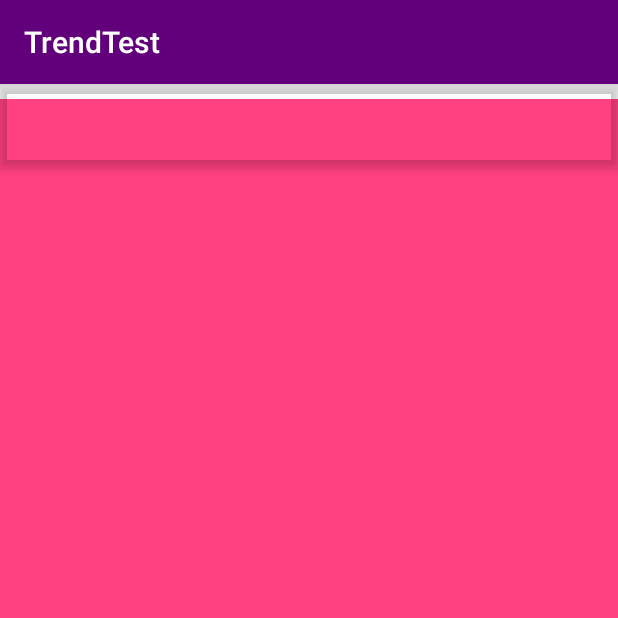
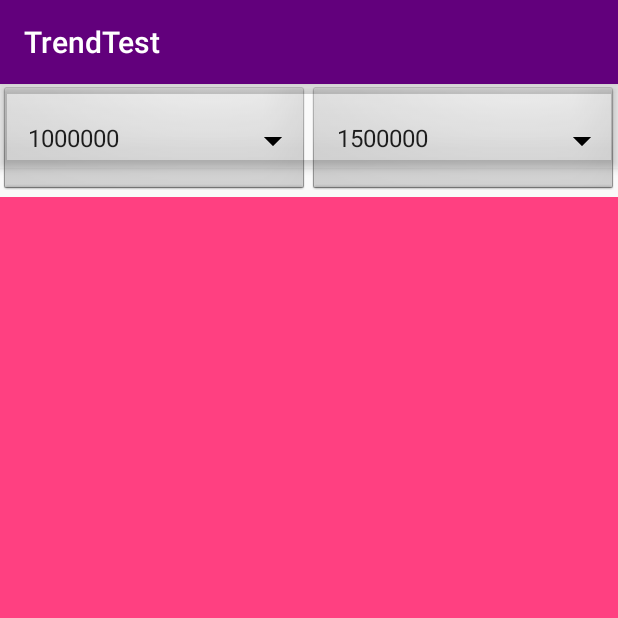
Before and after one commit to StanislavSobol/TrendTest, an Android app: the screen it shows after launch (MainActivity), on a phone screen of 412 x 824 dp, the top half of it. Run offline under Robolectric (Android 15) with nearby library versions, the phone set to English and light mode, and no system bars; our stand-ins replace ButterKnife, Dagger/Hilt's generated code; libraries missing offline, so code that uses them is left out: retrofit2.adapter.rxjava, rx.android.schedulers, rx.functions, rx.schedulers; 10 statements that could not run were skipped.

```diff
--- a/app/src/main/java/com/gmail/sobol/i/stanislav/trendtest/dto/RequestDTO.java
+++ b/app/src/main/java/com/gmail/sobol/i/stanislav/trendtest/dto/RequestDTO.java
@@ -14,5 +14,5 @@ import lombok.Setter;
 public class RequestDTO {
     int offset;
     int from;
-    int to;
+    int to = Integer.MAX_VALUE;
 }
--- a/app/src/main/java/com/gmail/sobol/i/stanislav/trendtest/presenter/main/IMainPresenter.java
+++ b/app/src/main/java/com/gmail/sobol/i/stanislav/trendtest/presenter/main/IMainPresenter.java
@@ -1,5 +1,6 @@
 package com.gmail.sobol.i.stanislav.trendtest.presenter.main;
 
+import com.gmail.sobol.i.stanislav.trendtest.dto.RequestDTO;
 import com.gmail.sobol.i.stanislav.trendtest.presenter.IBasePresenter;
 
 /**
@@ -7,7 +8,7 @@ import com.gmail.sobol.i.stanislav.trendtest.presenter.IBasePresenter;
  */
 public interface IMainPresenter extends IBasePresenter {
 
-    void loadData(boolean fromCache);
+    void loadData(boolean fromCache, RequestDTO requestDTO);
 
     void clearCache();
 }
--- a/app/src/main/java/com/gmail/sobol/i/stanislav/trendtest/view/main/MainActivity.java
+++ b/app/src/main/java/com/gmail/sobol/i/stanislav/trendtest/view/main/MainActivity.java
@@ -37,7 +37,7 @@ public class MainActivity extends BaseActivity<IMainPresenter> implements IMainV
         if (isRealStart()) {
             getPresenter().clearCache();
         }
-        getPresenter().loadData(!isRealStart());
+        getPresenter().loadData(!isRealStart(), mainFragment.getRequestDTO());
     }
 
     @Override
@@ -54,4 +54,8 @@ public class MainActivity extends BaseActivity<IMainPresenter> implements IMainV
     public void clearItems() {
         // getRecyclerViewAdapter().clearItems();
     }
+
+    public void loadData() {
+        getPresenter().loadData(false, mainFragment.getRequestDTO());
+    }
 }
--- a/app/src/main/java/com/gmail/sobol/i/stanislav/trendtest/view/main/MainActivityListAdapter.java
+++ b/app/src/main/java/com/gmail/sobol/i/stanislav/trendtest/view/main/MainActivityListAdapter.java
@@ -53,7 +53,6 @@ class MainActivityListAdapter extends RecyclerView.Adapter<MainActivityListAdapt
     }
 
     static class Holder extends RecyclerView.ViewHolder {
-
         @Bind(R.id.main_item_name_text_view)
         TextView nameTextView;
 
--- a/app/src/main/java/com/gmail/sobol/i/stanislav/trendtest/view/main/MainFragment.java
+++ b/app/src/main/java/com/gmail/sobol/i/stanislav/trendtest/view/main/MainFragment.java
@@ -6,18 +6,24 @@ import android.os.Bundle;
 import android.support.annotation.Nullable;
 import android.support.v7.widget.LinearLayoutManager;
 import android.support.v7.widget.RecyclerView;
+import android.util.Log;
 import android.view.LayoutInflater;
 import android.view.View;
 import android.view.ViewGroup;
+import android.widget.AdapterView;
+import android.widget.ArrayAdapter;
+import android.widget.Spinner;
 
 import com.gmail.sobol.i.stanislav.trendtest.R;
 import com.gmail.sobol.i.stanislav.trendtest.dto.RecDTO;
+import com.gmail.sobol.i.stanislav.trendtest.dto.RequestDTO;
 
 import java.util.ArrayList;
 import java.util.List;
 
 import butterknife.Bind;
 import butterknife.ButterKnife;
+import lombok.Getter;
 
 /**
  * Created by VZ on 17.03.2017.
@@ -25,8 +31,20 @@ import butterknife.ButterKnife;
 
 public class MainFragment extends Fragment {
 
+    private static final int BEG_SUM = 1000000;
+    private static final int STEP_SUM = 500000;
+
+    @Bind(R.id.main_from_spinner)
+    Spinner fromSpinner;
+
+    @Bind(R.id.main_to_spinner)
+    Spinner toSpinner;
+
     @Bind(R.id.main_recycler_view)
     RecyclerView recyclerView;
+
+    @Getter
+    final private RequestDTO requestDTO = new RequestDTO();
 
     final private List<RecDTO> bufferRecDTO = new ArrayList<>();
 
@@ -41,7 +59,9 @@ public class MainFragment extends Fragment {
 
         ButterKnife.bind(this, view);
 
-        recyclerView.setAdapter(new MainActivityListAdapter((MainActivity) getActivity()));
+        initFromSpinner();
+
+        recyclerView.setAdapter(new MainActivityListAdapter(getCastedActivity()));
         recyclerView.setLayoutManager(new LinearLayoutManager(this.getActivity()));
 
         // load buffered incoming records
@@ -53,6 +73,70 @@ public class MainFragment extends Fragment {
         }
 
         return view;
+    }
+
+    private MainActivity getCastedActivity() {
+        return (MainActivity) getActivity();
+    }
+
+    private void initFromSpinner() {
+        final List<String> strings = new ArrayList<>();
+        for (int i = 0; i < 10; i++) {
+            int c = i * STEP_SUM + BEG_SUM;
+            strings.add(String.valueOf(c));
+        }
+
+        final ArrayAdapter<String> adapter =
+                new ArrayAdapter<>(getActivity(), android.R.layout.simple_spinner_item, strings);
+        adapter.setDropDownViewResource(android.R.layout.simple_spinner_dropdown_item);
+        fromSpinner.setAdapter(adapter);
+
+        fromSpinner.setPrompt("Цена от");
+
+        fromSpinner.setOnItemSelectedListener(new AdapterView.OnItemSelectedListener() {
+            @Override
+            public void onItemSelected(AdapterView<?> adapterView, View view, int i, long l) {
+                Log.d("SSS", "onItemSelected i = " + i + " l = " + l);
+                initToSpinner(strings.get(i));
+
+                requestDTO.setFrom(Integer.valueOf(strings.get(i)));
+                getCastedActivity().loadData();
+            }
+
+            @Override
+            public void onNothingSelected(AdapterView<?> adapterView) {
+                Log.d("SSS", "onNothingSelected");
+            }
+        });
+    }
+
+    private void initToSpinner(String s) {
+        int beg = Integer.valueOf(s) + STEP_SUM;
+
+        final List<String> strings = new ArrayList<>();
+        for (int i = 0; i < 10; i++) {
+            int c = i * STEP_SUM + beg;
+            strings.add(String.valueOf(c));
+        }
+
+        final ArrayAdapter<String> adapter =
+                new ArrayAdapter<>(getActivity(), android.R.layout.simple_spinner_item, strings);
+        adapter.setDropDownViewResource(android.R.layout.simple_spinner_dropdown_item);
+        toSpinner.setAdapter(adapter);
+
+        toSpinner.setPrompt("Цена до");
+
+        toSpinner.setOnItemSelectedListener(new AdapterView.OnItemSelectedListener() {
+            @Override
+            public void onItemSelected(AdapterView<?> adapterView, View view, int i, long l) {
+                requestDTO.setTo(Integer.valueOf(strings.get(i)));
+            }
+
+            @Override
+            public void onNothingSelected(AdapterView<?> adapterView) {
+
+            }
+        });
     }
 
     private MainActivityListAdapter getRecyclerViewAdapter() {
--- a/app/src/main/res/layout/fragment_main.xml
+++ b/app/src/main/res/layout/fragment_main.xml
@@ -1,25 +1,39 @@
 <?xml version="1.0" encoding="utf-8"?>
-<FrameLayout xmlns:android="http://schemas.android.com/apk/res/android"
+<RelativeLayout xmlns:android="http://schemas.android.com/apk/res/android"
     xmlns:app="http://schemas.android.com/apk/res-auto"
     xmlns:tools="http://schemas.android.com/tools"
     android:layout_width="match_parent"
     android:layout_height="match_parent"
+    android:orientation="vertical"
     app:layout_behavior="@string/appbar_scrolling_view_behavior"
-    tools:context=".view.main.MainActivity"
-    tools:showIn="@layout/activity_main">
+    tools:context=".view.main.MainActivity">
 
     <LinearLayout
-        android:orientation="vertical"
+        android:id="@+id/main_top_panel_layout"
         android:layout_width="match_parent"
-        android:layout_height="match_parent">
+        android:layout_height="75dp"
+        android:layout_weight="1"
+        android:orientation="horizontal">
 
-        <LinearLayout
-            android:orientation="horizontal"
+        <Spinner
+            android:id="@+id/main_from_spinner"
             android:layout_width="match_parent"
-            android:layout_height="10dp">
+            android:layout_height="75dp"
+            android:layout_weight="0.5"
+            android:background="@android:drawable/btn_dropdown"
+            android:spinnerMode="dialog" />
+
+        <Spinner
+            android:id="@+id/main_to_spinner"
+            android:layout_width="match_parent"
+            android:layout_height="75dp"
+            android:layout_weight="0.5"
+            android:background="@android:drawable/btn_dropdown"
+            android:spinnerMode="dialog" />
     </LinearLayout>
 
     <FrameLayout
+        android:layout_below="@+id/main_top_panel_layout"
         android:layout_width="match_parent"
         android:layout_height="match_parent">
 
@@ -31,7 +45,4 @@
             android:layout_height="match_parent"
             android:background="@color/colorAccent" />
     </FrameLayout>
-    </LinearLayout>
-
-
-</FrameLayout>
+</RelativeLayout>
```
Also changed, not shown: app/src/main/java/com/gmail/sobol/i/stanislav/trendtest/dto/MinPriceDTO.java (added, +10 -0 lines), app/src/main/java/com/gmail/sobol/i/stanislav/trendtest/dto/RawDTO.java (+15 -1 lines), app/src/main/java/com/gmail/sobol/i/stanislav/trendtest/dto/RecDTO.java (+12 -3 lines), app/src/main/java/com/gmail/sobol/i/stanislav/trendtest/dto/SubwayDTO.java (added, +11 -0 lines), app/src/main/java/com/gmail/sobol/i/stanislav/trendtest/presenter/main/MainPresenter.java (+4 -9 lines), app/src/main/res/values/strings.xml (+8 -0 lines). Lines whose indentation alone changed are shown as unchanged.
